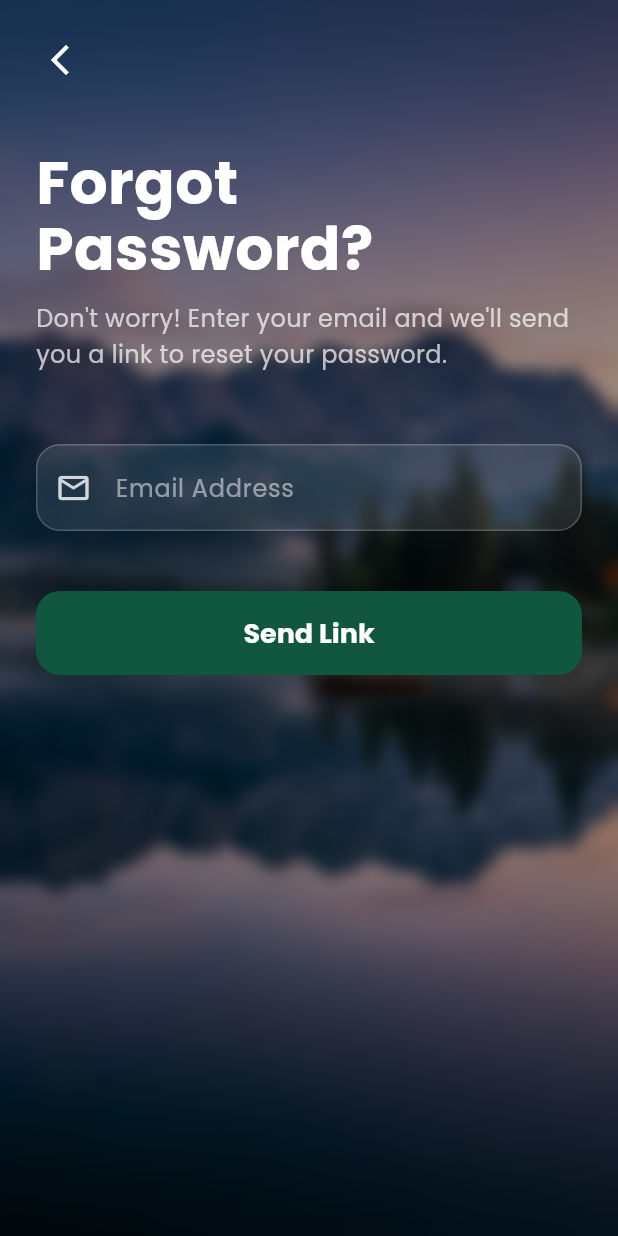
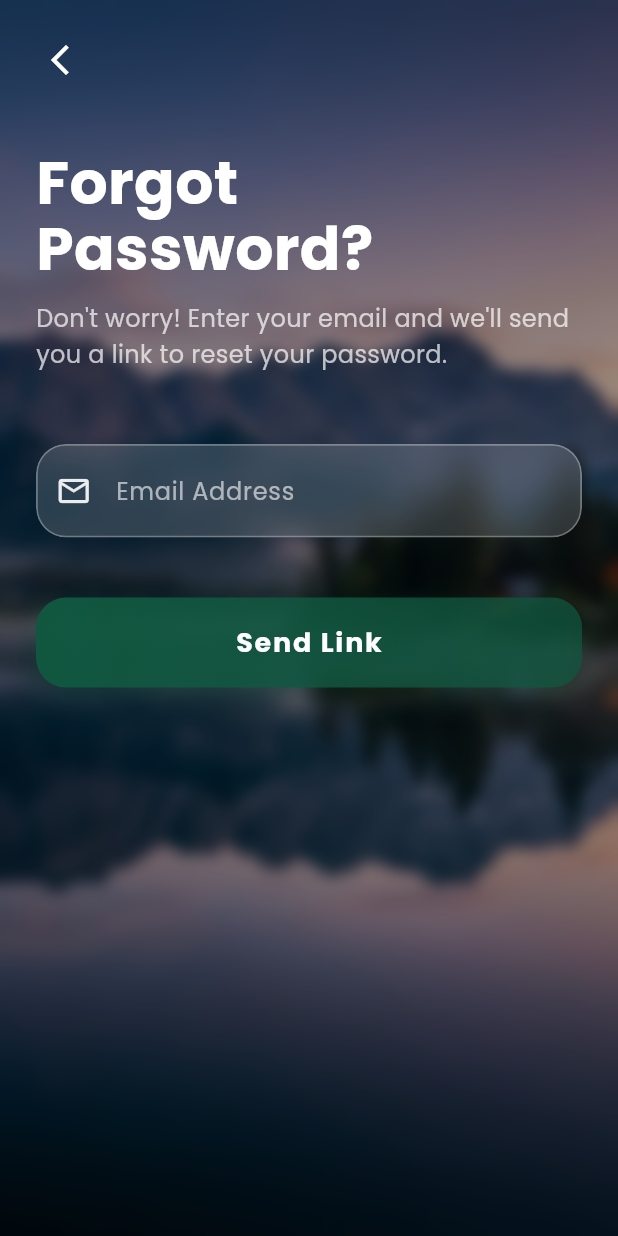
Before and after one commit to Choudhary-Khuzaim/Travio, a Flutter app: the LoginScreen screen opened directly, after a tap on "Forgot Password?", on a phone screen of 412 x 824 dp. Run offline on Flutter 3.47's test engine with Material 3 defaults, Android fonts, the light colour scheme and no system bars; drawn by our look-alikes of flutter_animate; our stand-ins replace flutter_map, geolocator, google_fonts, latlong2, qr_flutter, share_plus.

Commit message:
style: enhanced UI for login, signup, and forgot password screens with glassmorphism

```diff
--- a/lib/screens/forgot_password_screen.dart
+++ b/lib/screens/forgot_password_screen.dart
@@ -87,9 +87,27 @@
 
                         const SizedBox(height: 40),
 
-                        SizedBox(
+                        Container(
                           width: double.infinity,
-                          height: 56,
+                          height: 60,
+                          decoration: BoxDecoration(
+                            borderRadius: BorderRadius.circular(20),
+                            gradient: LinearGradient(
+                              colors: [
+                                AppColors.primary,
+                                AppColors.primary.withValues(alpha: 0.7),
+                              ],
+                              begin: Alignment.centerLeft,
+                              end: Alignment.centerRight,
+                            ),
+                            boxShadow: [
+                              BoxShadow(
+                                color: AppColors.primary.withValues(alpha: 0.3),
+                                blurRadius: 15,
+                                offset: const Offset(0, 6),
+                              ),
+                            ],
+                          ),
                           child: ElevatedButton(
                             onPressed: () {
                               if (_emailController.text.isEmpty) {
@@ -112,10 +130,11 @@
                               Navigator.pop(context);
                             },
                             style: ElevatedButton.styleFrom(
-                              backgroundColor: AppColors.primary,
+                              backgroundColor: Colors.transparent,
+                              shadowColor: Colors.transparent,
                               foregroundColor: Colors.white,
                               shape: RoundedRectangleBorder(
-                                borderRadius: BorderRadius.circular(16),
+                                borderRadius: BorderRadius.circular(20),
                               ),
                               elevation: 0,
                             ),
@@ -124,6 +143,7 @@
                               style: TextStyle(
                                 fontSize: 18,
                                 fontWeight: FontWeight.bold,
+                                letterSpacing: 1.2,
                               ),
                             ),
                           ),
@@ -145,23 +165,35 @@
     required String hint,
     required IconData icon,
   }) {
-    return Container(
+    return ClipRRect(
+      borderRadius: BorderRadius.circular(20),
+      child: BackdropFilter(
+        filter: ImageFilter.blur(sigmaX: 10, sigmaY: 10),
+        child: Container(
           decoration: BoxDecoration(
-        color: Colors.white.withValues(alpha: 0.1),
-        borderRadius: BorderRadius.circular(16),
-        border: Border.all(color: Colors.white.withValues(alpha: 0.2)),
+            color: Colors.white.withValues(alpha: 0.15),
+            borderRadius: BorderRadius.circular(20),
+            border: Border.all(
+              color: Colors.white.withValues(alpha: 0.3),
+              width: 1.2,
+            ),
           ),
           child: TextField(
             controller: controller,
-        style: const TextStyle(color: Colors.white),
+            style: const TextStyle(color: Colors.white, fontSize: 16),
             decoration: InputDecoration(
               hintText: hint,
-          hintStyle: TextStyle(color: Colors.white.withValues(alpha: 0.5)),
-          prefixIcon: Icon(icon, color: Colors.white.withValues(alpha: 0.8)),
+              hintStyle: TextStyle(color: Colors.white.withValues(alpha: 0.6)),
+              prefixIcon: Icon(
+                icon,
+                color: Colors.white.withValues(alpha: 0.9),
+              ),
               border: InputBorder.none,
               contentPadding: const EdgeInsets.symmetric(
                 horizontal: 20,
-            vertical: 16,
+                vertical: 18,
+              ),
+            ),
           ),
         ),
       ),
--- a/lib/screens/login_screen.dart
+++ b/lib/screens/login_screen.dart
@@ -50,18 +50,37 @@
                   Center(
                     child:
                         Container(
-                          padding: const EdgeInsets.all(20),
+                          decoration: BoxDecoration(
+                            shape: BoxShape.circle,
+                            boxShadow: [
+                              BoxShadow(
+                                color: Colors.white.withValues(alpha: 0.15),
+                                blurRadius: 30,
+                                spreadRadius: 5,
+                              ),
+                            ],
+                          ),
+                          child: ClipRRect(
+                            borderRadius: BorderRadius.circular(50),
+                            child: BackdropFilter(
+                              filter: ImageFilter.blur(sigmaX: 10, sigmaY: 10),
+                              child: Container(
+                                padding: const EdgeInsets.all(24),
                                 decoration: BoxDecoration(
                                   color: Colors.white.withValues(alpha: 0.2),
                                   shape: BoxShape.circle,
                                   border: Border.all(
-                              color: Colors.white.withValues(alpha: 0.5),
+                                    color: Colors.white.withValues(alpha: 0.6),
+                                    width: 1.5,
                                   ),
                                 ),
                                 child: const Icon(
                                   Icons.travel_explore,
-                            size: 60,
+                                  size: 50,
                                   color: Colors.white,
+                                ),
+                              ),
+                            ),
                           ),
                         ).animate().scale(
                           duration: 600.ms,
@@ -127,9 +146,27 @@
                   const SizedBox(height: 32),
 
                   // Login Button
-                  SizedBox(
+                  Container(
                     width: double.infinity,
-                    height: 56,
+                    height: 60,
+                    decoration: BoxDecoration(
+                      borderRadius: BorderRadius.circular(20),
+                      gradient: LinearGradient(
+                        colors: [
+                          AppColors.primary,
+                          AppColors.primary.withValues(alpha: 0.7),
+                        ],
+                        begin: Alignment.centerLeft,
+                        end: Alignment.centerRight,
+                      ),
+                      boxShadow: [
+                        BoxShadow(
+                          color: AppColors.primary.withValues(alpha: 0.3),
+                          blurRadius: 15,
+                          offset: const Offset(0, 6),
+                        ),
+                      ],
+                    ),
                     child: ElevatedButton(
                       onPressed: () {
                         if (_emailController.text == 'admin' &&
@@ -152,10 +189,11 @@
                         }
                       },
                       style: ElevatedButton.styleFrom(
-                        backgroundColor: AppColors.primary,
+                        backgroundColor: Colors.transparent,
+                        shadowColor: Colors.transparent,
                         foregroundColor: Colors.white,
                         shape: RoundedRectangleBorder(
-                          borderRadius: BorderRadius.circular(16),
+                          borderRadius: BorderRadius.circular(20),
                         ),
                         elevation: 0,
                       ),
@@ -164,6 +202,7 @@
                         style: TextStyle(
                           fontSize: 18,
                           fontWeight: FontWeight.bold,
+                          letterSpacing: 1.2,
                         ),
                       ),
                     ),
@@ -242,20 +281,30 @@
     bool obscureText = false,
     VoidCallback? onTogglePassword,
   }) {
-    return Container(
+    return ClipRRect(
+      borderRadius: BorderRadius.circular(20),
+      child: BackdropFilter(
+        filter: ImageFilter.blur(sigmaX: 10, sigmaY: 10),
+        child: Container(
           decoration: BoxDecoration(
-        color: Colors.white.withValues(alpha: 0.1),
-        borderRadius: BorderRadius.circular(16),
-        border: Border.all(color: Colors.white.withValues(alpha: 0.2)),
+            color: Colors.white.withValues(alpha: 0.15),
+            borderRadius: BorderRadius.circular(20),
+            border: Border.all(
+              color: Colors.white.withValues(alpha: 0.3),
+              width: 1.2,
+            ),
           ),
           child: TextField(
             controller: controller,
             obscureText: obscureText,
-        style: const TextStyle(color: Colors.white),
+            style: const TextStyle(color: Colors.white, fontSize: 16),
             decoration: InputDecoration(
               hintText: hint,
-          hintStyle: TextStyle(color: Colors.white.withValues(alpha: 0.5)),
-          prefixIcon: Icon(icon, color: Colors.white.withValues(alpha: 0.8)),
+              hintStyle: TextStyle(color: Colors.white.withValues(alpha: 0.6)),
+              prefixIcon: Icon(
+                icon,
+                color: Colors.white.withValues(alpha: 0.9),
+              ),
               suffixIcon: isPassword
                   ? IconButton(
                       icon: Icon(
@@ -270,7 +319,9 @@
               border: InputBorder.none,
               contentPadding: const EdgeInsets.symmetric(
                 horizontal: 20,
-            vertical: 16,
+                vertical: 18,
+              ),
+            ),
           ),
         ),
       ),
@@ -280,14 +331,24 @@
   Widget _buildSocialButton(IconData icon, VoidCallback onTap) {
     return InkWell(
       onTap: onTap,
+      borderRadius: BorderRadius.circular(20),
+      child: ClipRRect(
+        borderRadius: BorderRadius.circular(20),
+        child: BackdropFilter(
+          filter: ImageFilter.blur(sigmaX: 10, sigmaY: 10),
           child: Container(
-        padding: const EdgeInsets.all(12),
+            padding: const EdgeInsets.all(16),
             decoration: BoxDecoration(
-          color: Colors.white.withValues(alpha: 0.1),
-          shape: BoxShape.circle,
-          border: Border.all(color: Colors.white.withValues(alpha: 0.2)),
+              color: Colors.white.withValues(alpha: 0.15),
+              borderRadius: BorderRadius.circular(20),
+              border: Border.all(
+                color: Colors.white.withValues(alpha: 0.3),
+                width: 1.2,
+              ),
             ),
             child: Icon(icon, color: Colors.white, size: 28),
+          ),
+        ),
       ),
     );
   }
--- a/lib/screens/signup_screen.dart
+++ b/lib/screens/signup_screen.dart
@@ -115,9 +115,27 @@
 
                         const SizedBox(height: 40),
 
-                        SizedBox(
+                        Container(
                           width: double.infinity,
-                          height: 56,
+                          height: 60,
+                          decoration: BoxDecoration(
+                            borderRadius: BorderRadius.circular(20),
+                            gradient: LinearGradient(
+                              colors: [
+                                AppColors.primary,
+                                AppColors.primary.withValues(alpha: 0.7),
+                              ],
+                              begin: Alignment.centerLeft,
+                              end: Alignment.centerRight,
+                            ),
+                            boxShadow: [
+                              BoxShadow(
+                                color: AppColors.primary.withValues(alpha: 0.3),
+                                blurRadius: 15,
+                                offset: const Offset(0, 6),
+                              ),
+                            ],
+                          ),
                           child: ElevatedButton(
                             onPressed: () {
                               if (_emailController.text.isEmpty ||
@@ -149,10 +167,11 @@
                               );
                             },
                             style: ElevatedButton.styleFrom(
-                              backgroundColor: AppColors.primary,
+                              backgroundColor: Colors.transparent,
+                              shadowColor: Colors.transparent,
                               foregroundColor: Colors.white,
                               shape: RoundedRectangleBorder(
-                                borderRadius: BorderRadius.circular(16),
+                                borderRadius: BorderRadius.circular(20),
                               ),
                               elevation: 0,
                             ),
@@ -161,6 +180,7 @@
                               style: TextStyle(
                                 fontSize: 18,
                                 fontWeight: FontWeight.bold,
+                                letterSpacing: 1.2,
                               ),
                             ),
                           ),
@@ -209,20 +229,30 @@
     bool obscureText = false,
     VoidCallback? onTogglePassword,
   }) {
-    return Container(
+    return ClipRRect(
+      borderRadius: BorderRadius.circular(20),
+      child: BackdropFilter(
+        filter: ImageFilter.blur(sigmaX: 10, sigmaY: 10),
+        child: Container(
           decoration: BoxDecoration(
-        color: Colors.white.withValues(alpha: 0.1),
-        borderRadius: BorderRadius.circular(16),
-        border: Border.all(color: Colors.white.withValues(alpha: 0.2)),
+            color: Colors.white.withValues(alpha: 0.15),
+            borderRadius: BorderRadius.circular(20),
+            border: Border.all(
+              color: Colors.white.withValues(alpha: 0.3),
+              width: 1.2,
+            ),
           ),
           child: TextField(
             controller: controller,
             obscureText: obscureText,
-        style: const TextStyle(color: Colors.white),
+            style: const TextStyle(color: Colors.white, fontSize: 16),
             decoration: InputDecoration(
               hintText: hint,
-          hintStyle: TextStyle(color: Colors.white.withValues(alpha: 0.5)),
-          prefixIcon: Icon(icon, color: Colors.white.withValues(alpha: 0.8)),
+              hintStyle: TextStyle(color: Colors.white.withValues(alpha: 0.6)),
+              prefixIcon: Icon(
+                icon,
+                color: Colors.white.withValues(alpha: 0.9),
+              ),
               suffixIcon: isPassword
                   ? IconButton(
                       icon: Icon(
@@ -237,7 +267,9 @@
               border: InputBorder.none,
               contentPadding: const EdgeInsets.symmetric(
                 horizontal: 20,
-            vertical: 16,
+                vertical: 18,
+              ),
+            ),
           ),
         ),
       ),
```
Lines whose indentation alone changed are shown as unchanged.
